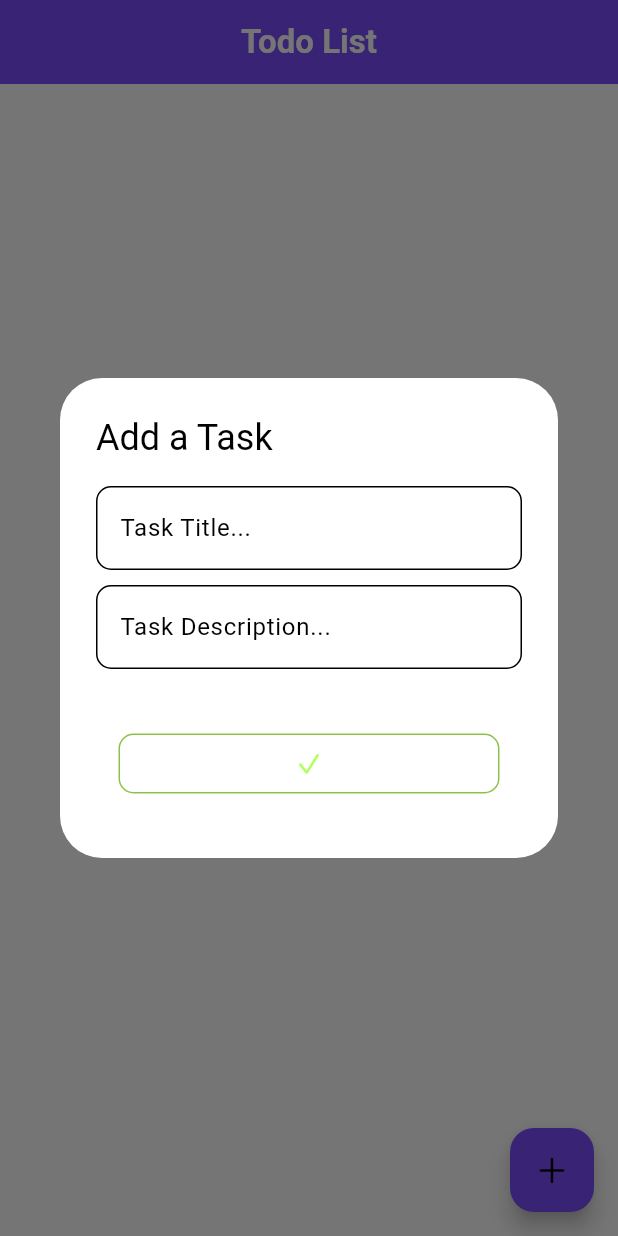
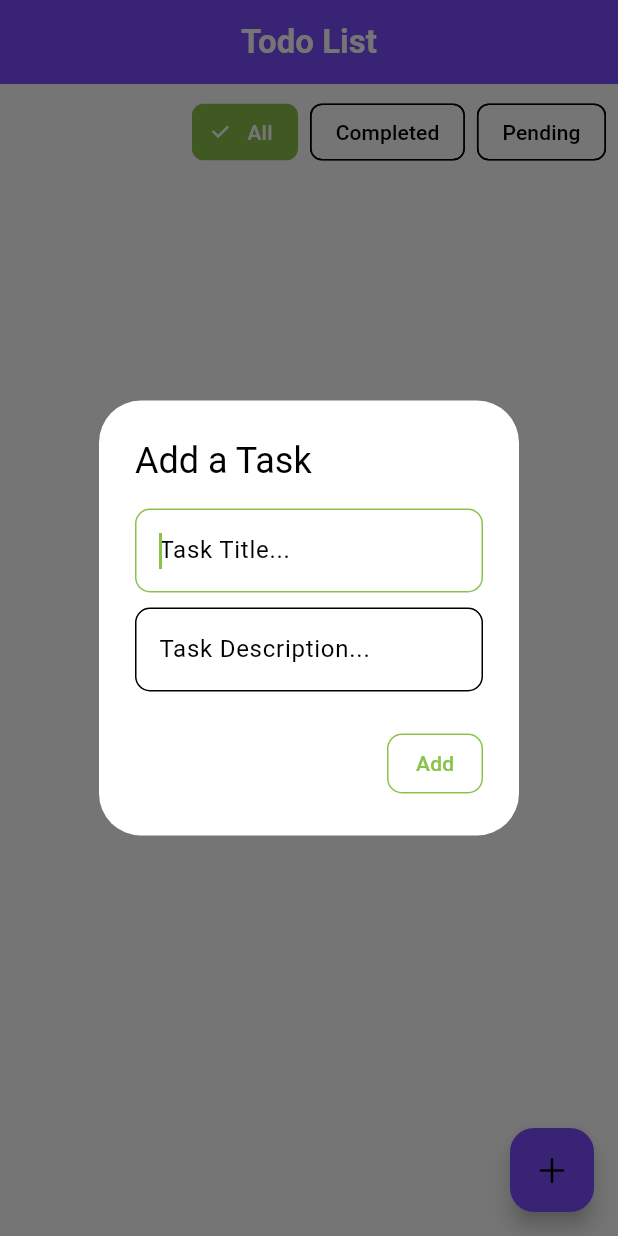
Before and after one commit to Mahidevinsights/todo_with_bloc, a Flutter app: the screen it shows after launch, after a tap on an icon or button, on a phone screen of 412 x 824 dp. Run offline on Flutter 3.47's test engine with Material 3 defaults, Android fonts, the phone set to English and light mode, and no system bars; our stand-ins replace equatable, flutter_bloc, flutter_slidable, hydrated_bloc.

```diff
--- a/todo_list_app/lib/presentation/screens/home_screen.dart
+++ b/todo_list_app/lib/presentation/screens/home_screen.dart
@@ -21,14 +21,157 @@ class _HomeScreenState extends State<HomeScreen> {
     context.read<TodoBloc>().add(RemoveTodoEvent(todo));
   }
 
-  alertTodo(int index, bool isDone) {
+  alterTodo(int index, bool isDone) {
     context.read<TodoBloc>().add(AlterTodoEvent(index, isDone));
+  }
+
+  changeFilter(TodoFilter filter) {
+    context.read<TodoBloc>().add(ChangeFilterEvent(filter));
+    setState(() {});
   }
 
   @override
   Widget build(BuildContext context) {
     return Scaffold(
       backgroundColor: Theme.of(context).colorScheme.surface.withOpacity(0.3),
+      appBar: AppBar(
+        centerTitle: true,
+        backgroundColor: Theme.of(context).colorScheme.primary,
+        elevation: 0,
+        title: const Text(
+          'Todo List',
+          style: TextStyle(color: Colors.white, fontWeight: FontWeight.bold),
+        ),
+      ),
+      body: SafeArea(
+        child: Padding(
+          padding: const EdgeInsets.all(8.0),
+          child: Column(
+            children: [
+              Row(
+                mainAxisAlignment: MainAxisAlignment.end,
+                children: [
+                  FilterChip(
+                    label: const Text('All'),
+                    selected:
+                        context.read<TodoBloc>().state.filter == TodoFilter.all,
+                    onSelected: (bool selected) {
+                      changeFilter(TodoFilter.all);
+                    },
+                  ),
+                  const SizedBox(width: 8),
+                  FilterChip(
+                    label: const Text('Completed'),
+                    selected: context.read<TodoBloc>().state.filter ==
+                        TodoFilter.completed,
+                    onSelected: (bool selected) {
+                      changeFilter(TodoFilter.completed);
+                    },
+                  ),
+                  const SizedBox(width: 8),
+                  FilterChip(
+                    label: const Text('Pending'),
+                    selected: context.read<TodoBloc>().state.filter ==
+                        TodoFilter.pending,
+                    onSelected: (bool selected) {
+                      changeFilter(TodoFilter.pending);
+                    },
+                  ),
+                ],
+              ),
+              const SizedBox(height: 10),
+              Expanded(
+                child: BlocBuilder<TodoBloc, TodoState>(
+                  builder: (context, state) {
+                    List<Todo> filteredTodos;
+                    switch (state.filter) {
+                      case TodoFilter.completed:
+                        filteredTodos =
+                            state.todos.where((todo) => todo.isDone).toList();
+                        break;
+                      case TodoFilter.pending:
+                        filteredTodos =
+                            state.todos.where((todo) => !todo.isDone).toList();
+                        break;
+                      case TodoFilter.all:
+                      default:
+                        filteredTodos = state.todos;
+                    }
+
+                    if (state.status == TodoStatus.success) {
+                      return ListView.builder(
+                        padding: const EdgeInsets.only(bottom: 80),
+                        physics: const BouncingScrollPhysics(),
+                        itemCount: filteredTodos.length,
+                        itemBuilder: (context, int i) {
+                          return Card(
+                            color: Theme.of(context).colorScheme.primary,
+                            elevation: 1,
+                            shape: RoundedRectangleBorder(
+                              borderRadius: BorderRadius.circular(10),
+                            ),
+                            child: Slidable(
+                              key: const ValueKey(0),
+                              startActionPane: ActionPane(
+                                motion: const ScrollMotion(),
+                                children: [
+                                  SlidableAction(
+                                    onPressed: (_) {
+                                      removeTodo(filteredTodos[i]);
+                                    },
+                                    backgroundColor: const Color(0xFFFE4A49),
+                                    foregroundColor: Colors.white,
+                                    borderRadius: const BorderRadius.all(
+                                        Radius.circular(10)),
+                                    icon: Icons.delete,
+                                    label: 'Delete',
+                                  ),
+                                ],
+                              ),
+                              child: ListTile(
+                                title: Text(
+                                  filteredTodos[i].title,
+                                  maxLines: 2,
+                                  overflow: TextOverflow.ellipsis,
+                                  style: TextStyle(
+                                    color: Colors.white,
+                                    decoration: filteredTodos[i].isDone
+                                        ? TextDecoration.lineThrough
+                                        : null,
+                                  ),
+                                ),
+                                subtitle: Text(
+                                  filteredTodos[i].subtitle,
+                                  maxLines: 3,
+                                  overflow: TextOverflow.ellipsis,
+                                ),
+                                trailing: Checkbox(
+                                  value: filteredTodos[i].isDone,
+                                  activeColor:
+                                      Theme.of(context).colorScheme.secondary,
+                                  onChanged: (value) {
+                                    alterTodo(
+                                        state.todos.indexOf(filteredTodos[i]),
+                                        value!);
+                                  },
+                                ),
+                              ),
+                            ),
+                          );
+                        },
+                      );
+                    } else if (state.status == TodoStatus.initial) {
+                      return const Center(child: CircularProgressIndicator());
+                    } else {
+                      return Container();
+                    }
+                  },
+                ),
+              ),
+            ],
+          ),
+        ),
+      ),
       floatingActionButton: FloatingActionButton(
         onPressed: () {
           showDialog(
@@ -45,6 +188,7 @@ class _HomeScreenState extends State<HomeScreen> {
                       TextField(
                         controller: controller1,
                         cursorColor: Theme.of(context).colorScheme.secondary,
+                        autofocus: true,
                         decoration: InputDecoration(
                           hintText: 'Task Title...',
                           focusedBorder: OutlineInputBorder(
@@ -80,36 +224,38 @@ class _HomeScreenState extends State<HomeScreen> {
                     ],
                   ),
                   actions: [
-                      Padding(
-                        padding: const EdgeInsets.all(15.0),
-                        child: TextButton(
+                    TextButton(
                       onPressed: () {
-                              addTodo(
-                                Todo(
+                        if (controller1.text.isEmpty) {
+                          Navigator.pop(context);
+                          ScaffoldMessenger.of(context).showSnackBar(
+                            SnackBar(
+                              content: const Text('Title is mandatory'),
+                              backgroundColor:
+                                  Theme.of(context).colorScheme.error,
+                            ),
+                          );
+                        } else {
+                          addTodo(Todo(
                             title: controller1.text,
-                                    subtitle: controller2.text),
-                              );
+                            subtitle: controller2.text,
+                          ));
                           controller1.text = '';
                           controller2.text = '';
                           Navigator.pop(context);
+                        }
                       },
                       style: TextButton.styleFrom(
                         shape: RoundedRectangleBorder(
                           side: BorderSide(
-                                  color:
-                                      Theme.of(context).colorScheme.secondary,
+                            color: Theme.of(context).colorScheme.secondary,
                           ),
                           borderRadius: BorderRadius.circular(10),
                         ),
                         foregroundColor:
                             Theme.of(context).colorScheme.secondary,
                       ),
-                            child: SizedBox(
-                                width: MediaQuery.of(context).size.width,
-                                child: const Icon(
-                                  CupertinoIcons.check_mark,
-                                  color: Colors.lightGreenAccent,
-                                ))),
+                      child: const Text("Add"),
                     )
                   ],
                 );
@@ -121,77 +267,6 @@ class _HomeScreenState extends State<HomeScreen> {
           color: Colors.black,
         ),
       ),
-        appBar: AppBar(
-          centerTitle: true,
-          backgroundColor: Theme.of(context).colorScheme.primary,
-          elevation: 0,
-          title: const Text(
-            'Todo List',
-            style: TextStyle(color: Colors.white, fontWeight: FontWeight.bold),
-          ),
-        ),
-        body: SafeArea(
-          child: Padding(
-            padding: const EdgeInsets.all(8.0),
-            child: BlocBuilder<TodoBloc, TodoState>(
-              builder: (context, state) {
-                if (state.status == TodoStatus.success) {
-                  return ListView.builder(
-                      padding: const EdgeInsets.only(bottom: 80.0),
-                      physics: const BouncingScrollPhysics(),
-                      itemCount: state.todos.length,
-                      itemBuilder: (context, int i) {
-                        return Card(
-                          color: Theme.of(context).colorScheme.primary,
-                          elevation: 1,
-                          shape: RoundedRectangleBorder(
-                              borderRadius: BorderRadius.circular(10)),
-                          child: Slidable(
-                              key: const ValueKey(0),
-                              startActionPane: ActionPane(
-                                motion: const ScrollMotion(),
-                                children: [
-                                  SlidableAction(
-                                    onPressed: (_) {
-                                      removeTodo(state.todos[i]);
-                                    },
-                                    backgroundColor: const Color(0xFFFE4A49),
-                                    foregroundColor: Colors.white,
-                                    icon: Icons.delete,
-                                    label: 'Delete',
-                                  ),
-                                ],
-                              ),
-                              child: ListTile(
-                                  title: Text(
-                                    state.todos[i].title,
-                                    maxLines: 2,
-                                    overflow: TextOverflow.ellipsis,
-                                    style: const TextStyle(color: Colors.white),
-                                  ),
-                                  subtitle: Text(
-                                    state.todos[i].subtitle,
-                                    maxLines: 3,
-                                    overflow: TextOverflow.ellipsis,
-                                  ),
-                                  trailing: Checkbox(
-                                      value: state.todos[i].isDone,
-                                      activeColor: Theme.of(context)
-                                          .colorScheme
-                                          .secondary,
-                                      onChanged: (value) {
-                                        alertTodo(i, value!);
-                                      }))),
     );
-                      });
-                } else if (state.status == TodoStatus.initial) {
-                  return const Center(child: CircularProgressIndicator());
-                } else {
-                  return Container();
-                }
-              },
-            ),
-          ),
-        ));
   }
 }
--- a/todo_list_app/lib/presentation/todo_bloc/todo_event.dart
+++ b/todo_list_app/lib/presentation/todo_bloc/todo_event.dart
@@ -1,11 +1,10 @@
 part of 'todo_bloc.dart';
 
-@immutable
 abstract class TodoEvent extends Equatable {
   const TodoEvent();
 
   @override
-  List<Object?> get props => [];
+  List<Object> get props => [];
 }
 
 class TodoStarted extends TodoEvent {}
@@ -16,7 +15,7 @@ class AddTodoEvent extends TodoEvent {
   const AddTodoEvent(this.todo);
 
   @override
-  List<Object?> get props => [todo];
+  List<Object> get props => [todo];
 }
 
 class RemoveTodoEvent extends TodoEvent {
@@ -25,17 +24,8 @@ class RemoveTodoEvent extends TodoEvent {
   const RemoveTodoEvent(this.todo);
 
   @override
-  List<Object?> get props => [todo];
+  List<Object> get props => [todo];
 }
-
-// class AlterTodoEvent extends TodoEvent {
-//   final int index;
-
-//   const AlterTodoEvent(this.index);
-
-//   @override
-//   List<Object?> get props => [index];
-// }
 
 class AlterTodoEvent extends TodoEvent {
   final int index;
@@ -46,3 +36,12 @@ class AlterTodoEvent extends TodoEvent {
   @override
   List<Object> get props => [index, isDone];
 }
+
+class ChangeFilterEvent extends TodoEvent {
+  final TodoFilter filter;
+
+  const ChangeFilterEvent(this.filter);
+
+  @override
+  List<Object> get props => [filter];
+}
--- a/todo_list_app/lib/presentation/todo_bloc/todo_state.dart
+++ b/todo_list_app/lib/presentation/todo_bloc/todo_state.dart
@@ -2,43 +2,47 @@ part of 'todo_bloc.dart';
 
 enum TodoStatus { initial, loading, success, error }
 
+enum TodoFilter { all, completed, pending }
+
 class TodoState extends Equatable {
   final List<Todo> todos;
   final TodoStatus status;
+  final TodoFilter filter;
 
-  const TodoState(
-      {this.todos = const <Todo>[], this.status = TodoStatus.initial});
+  const TodoState({
+    this.todos = const [],
+    this.status = TodoStatus.initial,
+    this.filter = TodoFilter.all,
+  });
+
+  @override
+  List<Object> get props => [todos, status, filter];
 
   TodoState copyWith({
+    List<Todo>? todos,
     TodoStatus? status,
-    List<Todo>? todos,
+    TodoFilter? filter,
   }) {
     return TodoState(
       todos: todos ?? this.todos,
       status: status ?? this.status,
+      filter: filter ?? this.filter,
     );
   }
 
-  @override
-  factory TodoState.fromJson(Map<String, dynamic> json) {
-    try {
-      var listOfTodos = (json['todo'] as List<dynamic>)
-          .map((e) => Todo.fromJson(e as Map<String, dynamic>))
-          .toList();
-
-      return TodoState(
-          todos: listOfTodos,
-          status: TodoStatus.values.firstWhere(
-              (element) => element.name.toString() == json['status']));
-    } catch (e) {
-      rethrow;
-    }
+  static TodoState fromJson(Map<String, dynamic> json) {
+    return TodoState(
+      todos: List<Todo>.from(json['todos'].map((x) => Todo.fromJson(x))),
+      status: TodoStatus.values[json['status']],
+      filter: TodoFilter.values[json['filter']],
+    );
   }
 
   Map<String, dynamic> toJson() {
-    return {'todo': todos, 'status': status.name};
+    return {
+      'todos': todos.map((x) => x.toJson()).toList(),
+      'status': status.index,
+      'filter': filter.index,
+    };
   }
-
-  @override
-  List<Object?> get props => [todos, status];
 }
```
Also changed, not shown: todo_list_app/lib/presentation/todo_bloc/todo_bloc.dart (+8 -1 lines). Lines whose indentation alone changed are shown as unchanged.
